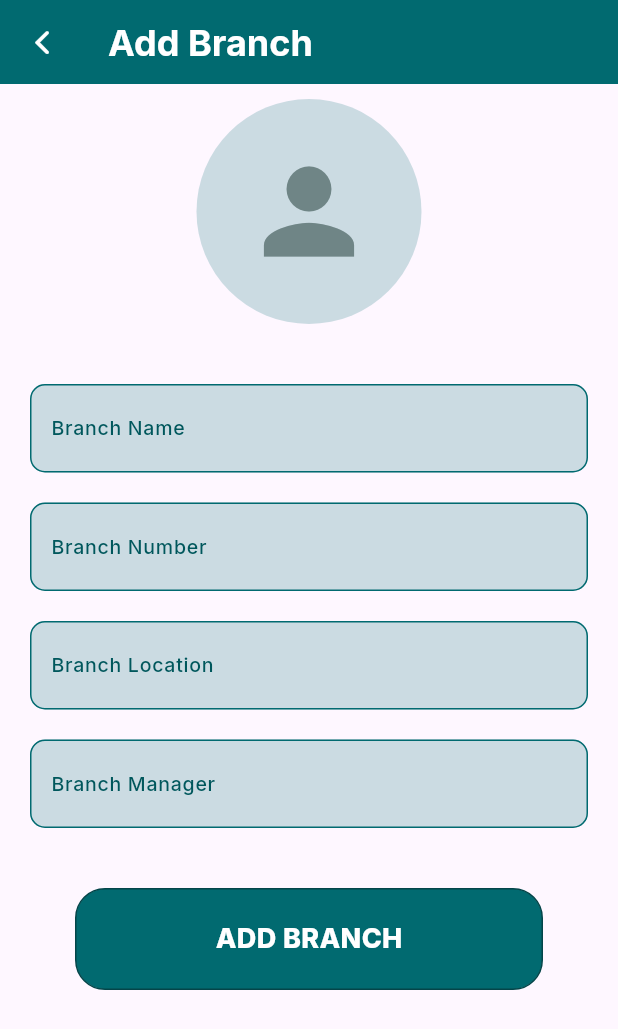
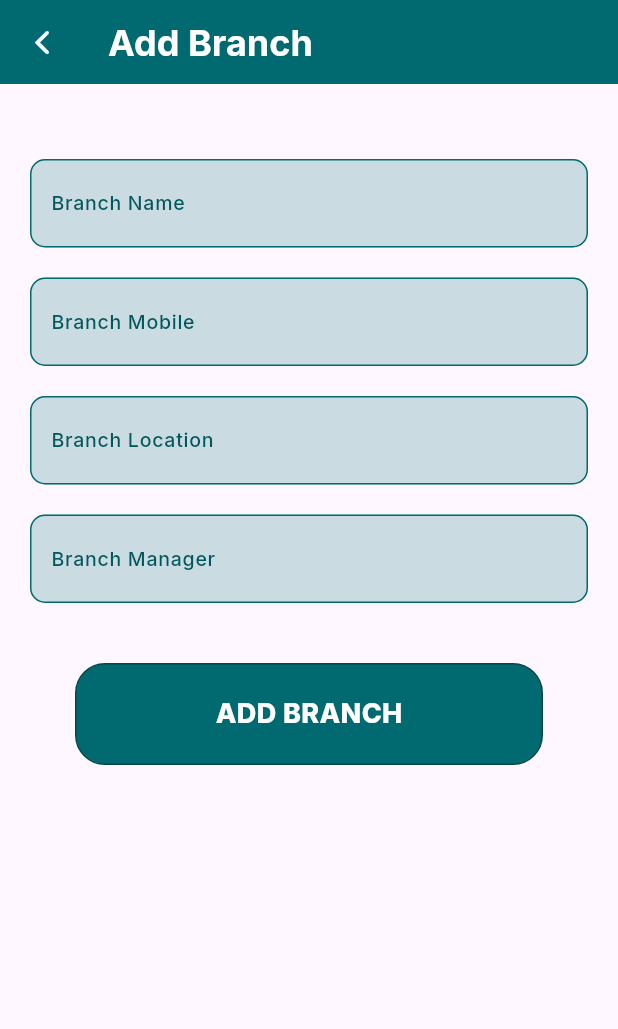
Before and after one commit to fahis7808/mas_ring_works, a Flutter app: the BranchPage screen opened directly, after a tap on the "add" icon, on a phone screen of 412 x 824 dp. Shown: the top 1029 px of the screen. Run offline on Flutter 3.47's test engine with Material 3 defaults, Android fonts, the phone set to English and light mode, and no system bars; our stand-ins replace cloud_firestore, firebase_auth, firebase_core, firebase_storage, google_fonts, image_picker and 3 more; accounts and stored records are empty.

Commit message:
branch page set to firebase

```diff
--- a/lib/View/screen/branch/add_branch.dart
+++ b/lib/View/screen/branch/add_branch.dart
@@ -1,23 +1,30 @@
 import 'package:flutter/material.dart';
 import 'package:mas_ring_works/View/widget/custom_app_bar.dart';
+import 'package:mas_ring_works/provider/branch_provider.dart';
+import 'package:mas_ring_works/util/snack_bar.dart';
+import 'package:provider/provider.dart';
 
-import '../../../constants/app_colors.dart';
 import '../../widget/custom_button/custom_button.dart';
 import '../../widget/custom_textfield.dart';
 
 class AddBranch extends StatelessWidget {
-  const AddBranch({Key? key}) : super(key: key);
+  const AddBranch({super.key});
 
   @override
   Widget build(BuildContext context) {
+    return ChangeNotifierProvider(
+      create: (ctx) => BranchProvider(),
+      child: Consumer<BranchProvider>(builder: (context, data, _) {
         return Scaffold(
-      appBar: const CustomAppBar(title: "Add Branch",),
+          appBar: const CustomAppBar(
+            title: "Add Branch",
+          ),
           body: Padding(
             padding: const EdgeInsets.symmetric(horizontal: 20.0, vertical: 10),
             child: SingleChildScrollView(
               child: Column(
                 children: [
-              const CircleAvatar(
+                  /* const CircleAvatar(
                       radius: 75,
                       backgroundColor: AppColors.cardColor,
                       child: Icon(
@@ -25,50 +32,70 @@ class AddBranch extends StatelessWidget {
                         size: 90,
                         color: AppColors.gray,
                       ),
-              ),
+                    ),*/
                   const SizedBox(
                     height: 30,
                   ),
                   CustomTextField(
-                value: "",
+                    value: data.branchModel.branchName,
                     labelText: "Branch Name",
-                onChanged: (val){},
+                    onChanged: (val) {
+                      data.branchModel.branchName = val;
+                    },
                   ),
                   const SizedBox(
                     height: 10,
                   ),
                   CustomTextField(
-                value: "",
-                labelText: "Branch Number",
-                onChanged: (val){},
+                    value: data.branchModel.branchMobile,
+                    labelText: "Branch Mobile",
+                    onChanged: (val) {
+                      data.branchModel.branchMobile = val;
+                    },
                   ),
                   const SizedBox(
                     height: 10,
                   ),
                   CustomTextField(
-                value: "",
+                    value: data.branchModel.branchLocation,
                     labelText: "Branch Location",
-                onChanged: (val){},
+                    onChanged: (val) {
+                      data.branchModel.branchLocation = val;
+                    },
                   ),
                   const SizedBox(
                     height: 10,
                   ),
                   CustomTextField(
-                value: "",
+                    value: data.branchModel.managerName,
                     labelText: "Branch Manager",
-                onChanged: (val){},
+                    onChanged: (val) {
+                      data.branchModel.managerName = val;
+                    },
                   ),
                   const SizedBox(
                     height: 40,
                   ),
                   Padding(
                     padding: const EdgeInsets.symmetric(horizontal: 30.0),
-                child: CustomButton(text: "ADD BRANCH", onTap: () {}),
+                    child: CustomButton(
+                        text: "ADD BRANCH",
+                        onTap: () {
+                          data.saveData().then((value) {
+                            if(value == "Success"){
+                              Navigator.pop(context);
+                            }else{
+                              showSnackBar(context, "Something went wrong");
+                            }
+                          });
+                        }),
                   ),
                 ],
               ),
             ),
           ),
         );
+      }),
+    );
   }
 }
--- a/lib/View/screen/branch/branch.dart
+++ b/lib/View/screen/branch/branch.dart
@@ -2,24 +2,77 @@ import 'package:flutter/material.dart';
 import 'package:mas_ring_works/View/screen/branch/add_branch.dart';
 import 'package:mas_ring_works/View/widget/custom_app_bar.dart';
 import 'package:mas_ring_works/View/widget/custom_button/custom_floating_action_button.dart';
+import 'package:mas_ring_works/provider/branch_provider.dart';
+import 'package:provider/provider.dart';
 
-import 'branch_card.dart';
+import '../../../constants/app_colors.dart';
+import '../../../constants/app_fonts.dart';
+import '../widget/custom_card.dart';
+import '../widget/delete_edit_buttom.dart';
+import '../widget/title_text_widget.dart';
 
 class BranchPage extends StatelessWidget {
   const BranchPage({Key? key}) : super(key: key);
 
   @override
   Widget build(BuildContext context) {
-    return Scaffold(
-      appBar: CustomAppBar(title: "Branch",),
-      body: Padding(
-        padding: const EdgeInsets.all(10.0),
-        child: ListView.builder(itemBuilder: (context,index){
-          return BranchCard();
-        }),
-      ),
-      floatingActionButton: CustomFloatingActionButton(onTap: (){
-        Navigator.push(context, MaterialPageRoute(builder: (_) => AddBranch()));
+    return ChangeNotifierProvider(
+      create: (ctx) => BranchProvider(),
+      child: Consumer<BranchProvider>(builder: (context, data, _) {
+        return Scaffold(
+          appBar: CustomAppBar(
+            title: "Branch",
+          ),
+          body: Padding(
+            padding: const EdgeInsets.all(10.0),
+            child: ListView.builder(
+                itemCount: data.branchList.length,
+                itemBuilder: (context, index) {
+                  final val = data.branchList[index];
+                  return CustomCard(
+                      child: Row(
+                    children: [
+                      Icon(
+                        Icons.house,
+                        size: 80,
+                        color: AppColors.gray,
+                      ),
+                      SizedBox(
+                        width: 10,
+                      ),
+                      Expanded(
+                        child: Column(
+                          crossAxisAlignment: CrossAxisAlignment.start,
+                          children: [
+                            Text(
+                              val.branchName.toString(),
+                              style: AppFont.gridText,
+                            ),
+                            Text(
+                              val.branchMobile.toString(),
+                              style: AppFont.mediumText,
+                            ),
+                            Row(
+                              mainAxisAlignment: MainAxisAlignment.spaceBetween,
+                              children: [
+                                TitleTextWidget(
+                                    title: "Location",
+                                    text: val.branchLocation.toString()),
+                                DeleteEditButton(onDelete: () {}, onEdit: () {})
+                              ],
+                            )
+                          ],
+                        ),
+                      )
+                    ],
+                  ));
+                }),
+          ),
+          floatingActionButton: CustomFloatingActionButton(onTap: () {
+            Navigator.push(
+                context, MaterialPageRoute(builder: (_) => AddBranch())).then((value) => data.getDataFromFireStore());
+          }),
+        );
       }),
     );
   }
--- a/lib/View/screen/branch/branch_card.dart
+++ /dev/null
@@ -1,48 +0,0 @@
-import 'package:flutter/cupertino.dart';
-import 'package:flutter/material.dart';
-import 'package:mas_ring_works/View/screen/widget/custom_card.dart';
-import 'package:mas_ring_works/View/screen/widget/delete_edit_buttom.dart';
-import 'package:mas_ring_works/View/screen/widget/title_text_widget.dart';
-import 'package:mas_ring_works/constants/app_colors.dart';
-import 'package:mas_ring_works/constants/app_fonts.dart';
-
-class BranchCard extends StatelessWidget {
-  const BranchCard({Key? key}) : super(key: key);
-
-  @override
-  Widget build(BuildContext context) {
-    return CustomCard(
-        child: Row(
-      children: [
-        Icon(
-          Icons.house,
-          size: 80,
-          color: AppColors.gray,
-        ),
-        SizedBox(width: 10,),
-        Expanded(
-          child: Column(
-            crossAxisAlignment: CrossAxisAlignment.start,
-            children: [
-              Text(
-                "MAIN BRANCH",
-                style: AppFont.gridText,
-              ),
-              Text(
-                "8893288945",
-                style: AppFont.mediumText,
-              ),
-              Row(
-                mainAxisAlignment: MainAxisAlignment.spaceBetween,
-                children: [
-                  TitleTextWidget(title: "Location", text: "Veemboor"),
-                  DeleteEditButton(onDelete: (){}, onEdit: (){})
-                ],
-              )
-            ],
-          ),
-        )
-      ],
-    ));
-  }
-}
--- /dev/null
+++ b/lib/model/branch_model.dart
@@ -0,0 +1,40 @@
+import 'dart:core';
+
+class BranchModel {
+  String? id;
+  String? photo;
+  String? branchName;
+  String? branchMobile;
+  String? branchLocation;
+  String? managerName;
+
+  BranchModel({
+    this.branchName,
+    this.managerName,
+    this.photo,
+    this.id,
+    this.branchMobile,
+    this.branchLocation,
+  });
+
+  factory BranchModel.fromMap(Map<String, dynamic> map) {
+    return BranchModel(
+        branchName: map['branchName'] ?? '',
+        managerName: map['managerName'] ?? '',
+        photo: map['photo'] ?? '',
+        id: map['id'] ?? "",
+        branchLocation: map['branchLocation'] ?? '',
+        branchMobile: map['branchMobile'] ?? "");
+  }
+
+  Map<String, dynamic> toMap() {
+    return {
+      'branchName': branchName,
+      'managerName': managerName,
+      'photo': photo,
+      'id': id,
+      'branchMobile': branchMobile,
+      'branchLocation': branchLocation,
+    };
+  }
+}
--- /dev/null
+++ b/lib/provider/branch_provider.dart
@@ -0,0 +1,27 @@
+import 'package:flutter/material.dart';
+import 'package:mas_ring_works/model/branch_model.dart';
+
+import '../service/firebase_service.dart';
+
+class BranchProvider extends ChangeNotifier{
+  BranchModel branchModel = BranchModel();
+  List<BranchModel> branchList = [];
+
+
+  BranchProvider() {
+    getDataFromFireStore();
+  }
+
+  Future<void> getDataFromFireStore() async {
+    List<Map<String, dynamic>> list = await FirebaseService.getDataFromFireStore("Branch Details");
+    branchList = list.map((data) => BranchModel.fromMap(data)).toList();
+    notifyListeners();
+  }
+
+  Future<String> saveData() async {
+    final response = await FirebaseService.saveUserDataToFirebase(
+        "Branch Details", branchModel.toMap());
+    return response;
+  }
+
+}
```
Lines whose indentation alone changed are shown as unchanged.
